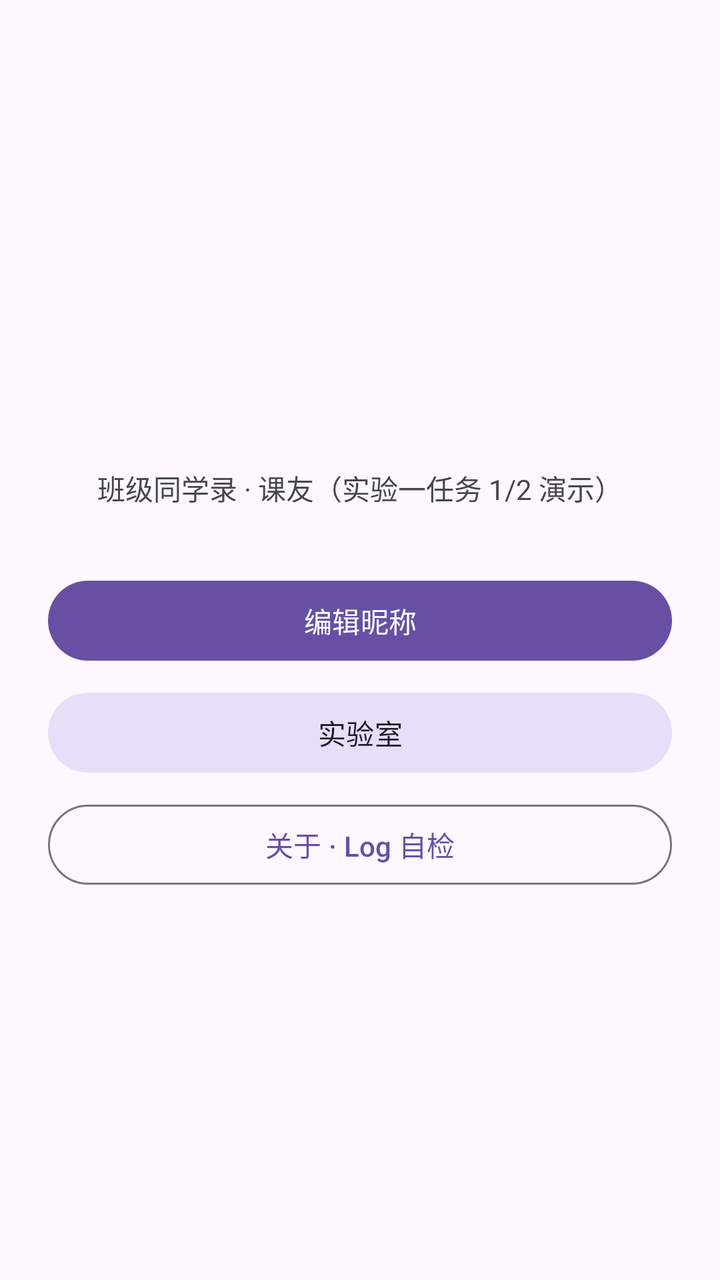
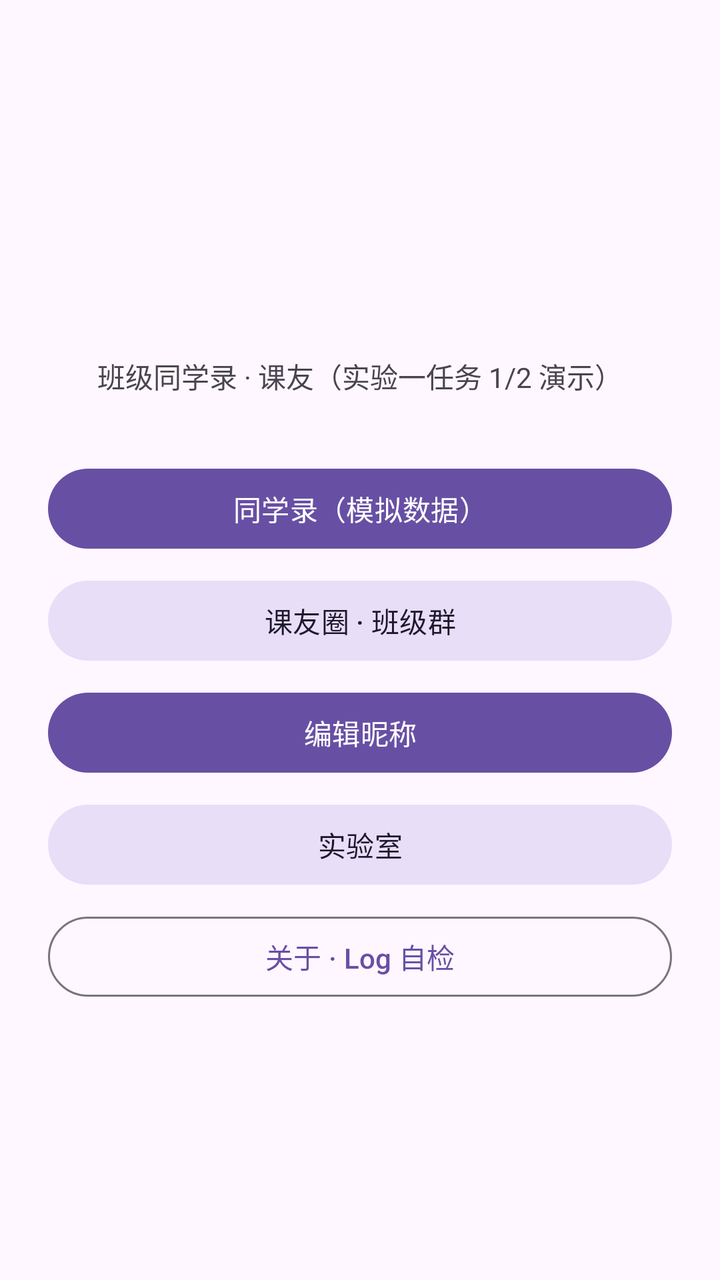

Compare the two renders of this Android layout. The source of the first and the diff that turns it into the second are given below.
<!-- AndroidManifest.xml: application theme Theme.Keyou -->
<!-- res/layout/activity_main.xml -->
<?xml version="1.0" encoding="utf-8"?>
<LinearLayout xmlns:android="http://schemas.android.com/apk/res/android"
    android:layout_width="match_parent"
    android:layout_height="match_parent"
    android:orientation="vertical"
    android:gravity="center"
    android:padding="24dp">

    <TextView
        android:id="@+id/tv_welcome"
        android:layout_width="wrap_content"
        android:layout_height="wrap_content"
        android:textSize="24sp"
        android:textStyle="bold"
        android:layout_marginBottom="8dp" />

    <TextView
        android:id="@+id/tv_hello"
        android:layout_width="wrap_content"
        android:layout_height="wrap_content"
        android:text="@string/main_subtitle"
        android:textSize="14sp"
        android:layout_marginBottom="32dp" />

    <Button
        android:id="@+id/btn_edit_nickname"
        android:layout_width="match_parent"
        android:layout_height="wrap_content"
        android:text="@string/edit_nickname_title" />

    <Button
        android:id="@+id/btn_lab"
        style="@style/Widget.Material3.Button.TonalButton"
        android:layout_width="match_parent"
        android:layout_height="wrap_content"
        android:text="@string/lab_title"
        android:layout_marginTop="8dp" />

    <Button
        android:id="@+id/btn_about"
        style="@style/Widget.Material3.Button.OutlinedButton"
        android:layout_width="match_parent"
        android:layout_height="wrap_content"
        android:text="@string/about_title"
        android:layout_marginTop="8dp" />

</LinearLayout>
<!-- resources referenced by this layout -->
<resources>
  <string name="about_title">关于 · Log 自检</string>
  <string name="edit_nickname_title">编辑昵称</string>
  <string name="lab_title">实验室</string>
  <string name="main_subtitle">班级同学录 · 课友（实验一任务 1/2 演示）</string>
  <style name="Theme.Keyou" parent="Theme.Material3.DayNight.NoActionBar" />
</resources>

<!-- the commit's change to res/layout/activity_main.xml (unified diff, before → after) -->
@@ -23,10 +23,25 @@
         android:layout_marginBottom="32dp" />
 
     <Button
+        android:id="@+id/btn_contacts"
+        android:layout_width="match_parent"
+        android:layout_height="wrap_content"
+        android:text="@string/contact_list_title" />
+
+    <Button
+        android:id="@+id/btn_chat"
+        style="@style/Widget.Material3.Button.TonalButton"
+        android:layout_width="match_parent"
+        android:layout_height="wrap_content"
+        android:text="@string/chat_title"
+        android:layout_marginTop="8dp" />
+
+    <Button
         android:id="@+id/btn_edit_nickname"
         android:layout_width="match_parent"
         android:layout_height="wrap_content"
-        android:text="@string/edit_nickname_title" />
+        android:text="@string/edit_nickname_title"
+        android:layout_marginTop="8dp" />
 
     <Button
         android:id="@+id/btn_lab"
<!-- resource entries referenced after the edit -->
@@ -1,6 +1,8 @@
 <!-- resources referenced by this layout -->
 <resources>
   <string name="about_title">关于 · Log 自检</string>
+  <string name="chat_title">课友圈 · 班级群</string>
+  <string name="contact_list_title">同学录（模拟数据）</string>
   <string name="edit_nickname_title">编辑昵称</string>
   <string name="lab_title">实验室</string>
   <string name="main_subtitle">班级同学录 · 课友（实验一任务 1/2 演示）</string>
